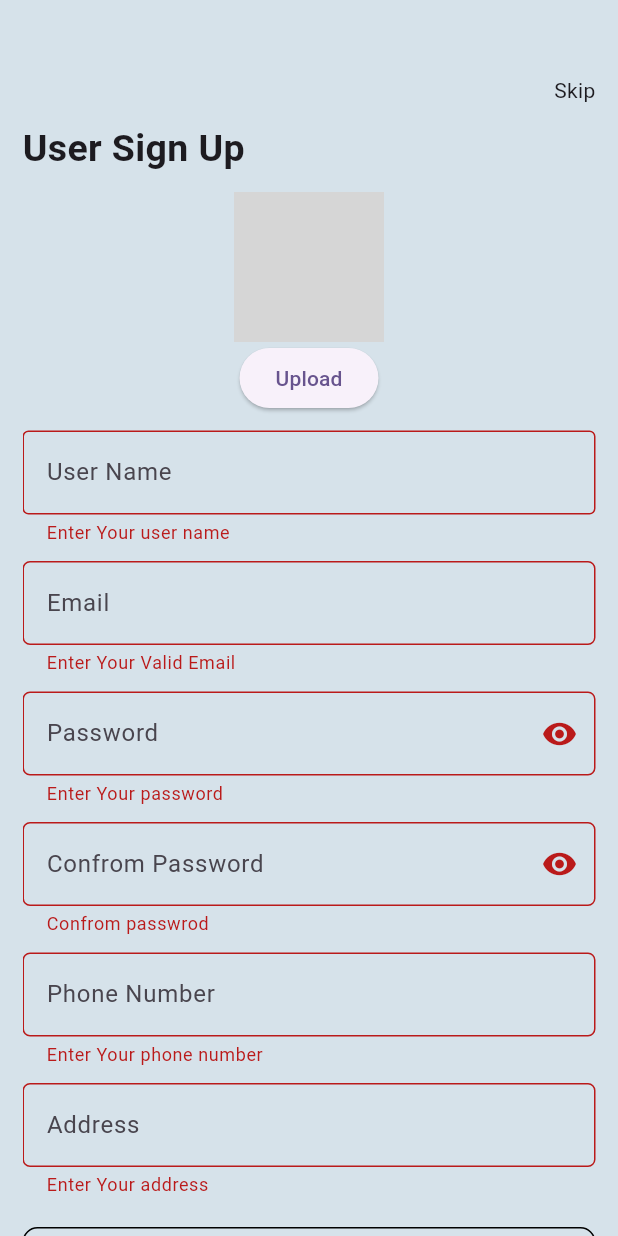
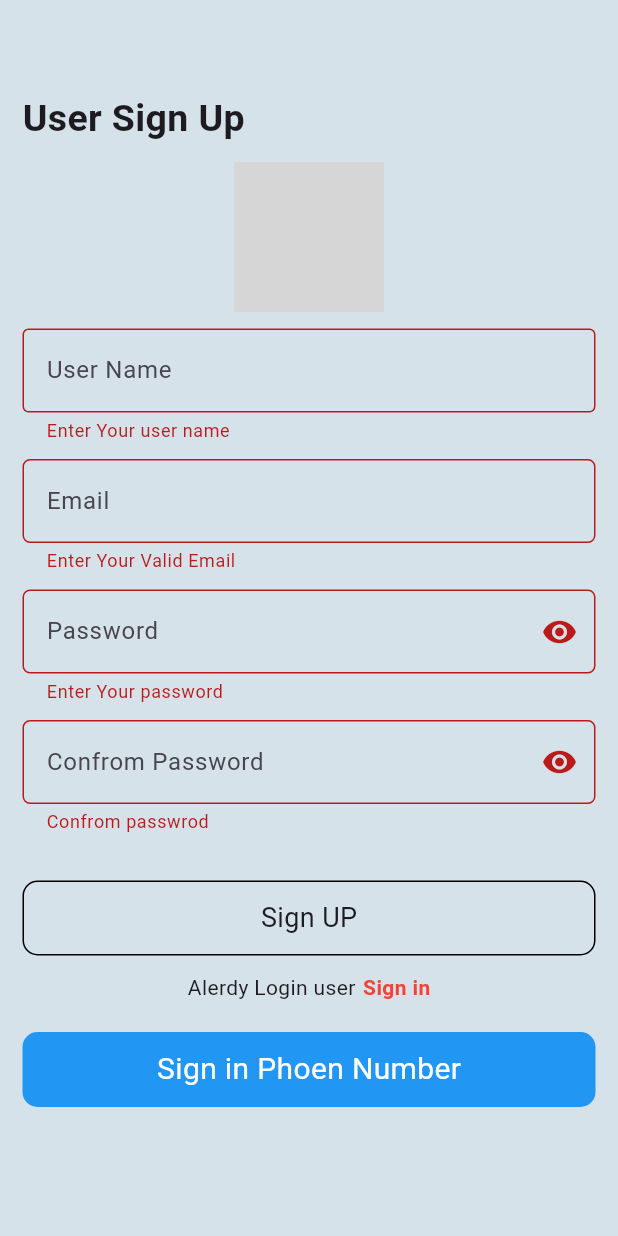
Before and after one commit to Mukeshkachchhawah/firebase_todo, a Flutter app: the screen it shows after launch, after a tap on "Sign UP", on a phone screen of 412 x 824 dp. Run offline on Flutter 3.47's test engine with Material 2 defaults, Android fonts, the phone set to English and light mode, and no system bars; our stand-ins replace cloud_firestore, firebase_auth, firebase_core, firebase_storage, flutter_otp_text_field, google_sign_in and 4 more; missing offline and left inert: flutter_facebook_auth; accounts and stored records are empty; network calls fail; grey boxes are pictures that could not be loaded.

Commit message:
create profile page & gallery,camera picker upload pic

```diff
--- a/lib/main.dart
+++ b/lib/main.dart
@@ -4,7 +4,6 @@ import 'package:firebase_todo_ui/provider/provider.dart';
 import 'package:flutter/material.dart';
 import 'package:provider/provider.dart';
 
-import 'screens/image_pic.dart';
 import 'screens/onbording/splash_screens.dart';
 
 void main() async {
--- a/lib/screens/onbording/user_ccount/email_password/sign_up.dart
+++ b/lib/screens/onbording/user_ccount/email_password/sign_up.dart
@@ -1,3 +1,7 @@
+
+
+
+
 import 'dart:io';
 
 import 'package:cloud_firestore/cloud_firestore.dart';
@@ -28,7 +32,7 @@ class _SignUpUpState extends State<SignUp> {
   var passController = TextEditingController();
   var confromPasswrod = TextEditingController();
   var phoneNoController = TextEditingController();
-  var addressController = TextEditingController();
+
 
   bool isHide = false;
 
@@ -56,20 +60,7 @@ class _SignUpUpState extends State<SignUp> {
               // mainAxisAlignment: MainAxisAlignment.center,
               crossAxisAlignment: CrossAxisAlignment.start,
               children: [
-                Row(
-                  mainAxisAlignment: MainAxisAlignment.end,
-                  children: [
-                    InkWell(
-                        onTap: () {
-                          Navigator.push(
-                              context,
-                              MaterialPageRoute(
-                                builder: (context) => PhoneNumber(),
-                              ));
-                        },
-                        child: Text("Skip")),
-                  ],
-                ),
+
                 hSpacher(),
 
                 Text(
@@ -78,9 +69,16 @@ class _SignUpUpState extends State<SignUp> {
                 ),
 
                 hSpacher(),
-                UserProfile(),
-                hSpacher(),
-
+              Center(
+                child: Container(
+                  height: 100,
+                  width: 100,
+                  decoration: BoxDecoration(
+                    image: DecorationImage(image: NetworkImage("https://static.thenounproject.com/png/736670-200.png"))
+                  ),
+                ),
+              ),
+              hSpacher(),
                 /// Add User Form TextForm Fild
                 UserInput(),
                 hSpacher(mHeight: 20.0),
@@ -175,91 +173,20 @@ class _SignUpUpState extends State<SignUp> {
                     )
                   ],
                 )
-              ],
+
+             ,
+             hSpacher(mHeight: 20.0),
+             CustomContainer("Sign in Phoen Number", Colors.blue, () {
+               Navigator.push(
+                              context,
+                              MaterialPageRoute(
+                                builder: (context) => PhoneNumber(),
+                              ));
+              }) ],
             ),
           ),
         ),
       ),
-    );
-  }
-
-  Widget UserProfile() {
-    return Column(
-      children: [
-        Center(
-          child: InkWell(
-            onTap: () async {
-              var imgXFile =
-                  await ImagePicker().pickImage(source: ImageSource.gallery);
-              if (imgXFile != null) {
-                var croppedImgFile = await ImageCropper().cropImage(
-                  sourcePath: imgXFile.path,
-                  aspectRatioPresets: [
-                    CropAspectRatioPreset.square,
-                    CropAspectRatioPreset.ratio3x2,
-                    CropAspectRatioPreset.original,
-                    CropAspectRatioPreset.ratio4x3,
-                    CropAspectRatioPreset.ratio16x9
-                  ],
-                  uiSettings: [
-                    AndroidUiSettings(
-                        toolbarTitle: 'Cropper',
-                        toolbarColor: Colors.deepOrange,
-                        toolbarWidgetColor: Colors.white,
-                        initAspectRatio: CropAspectRatioPreset.original,
-                        lockAspectRatio: false),
-                    IOSUiSettings(
-                      title: 'Cropper',
-                    ),
-                    WebUiSettings(
-                      context: context,
-                    ),
-                  ],
-                );
-
-                if (croppedImgFile != null) {
-                  imgPath = croppedImgFile.path;
-                  setState(() {});
-                }
-                setState(() {});
-              }
-            },
-            child: imgPath != " "
-                ? Container(
-                    height: 100,
-                    width: 100,
-                    decoration: BoxDecoration(
-                        color: Colors.grey,
-                        shape: BoxShape.circle,
-                        image: DecorationImage(
-                            image: FileImage(File(imgPath)),
-                            fit: BoxFit.cover)),
-                  )
-                : Container(
-                    height: 100,
-                    width: 100,
-                    decoration: BoxDecoration(
-                        image: DecorationImage(
-                            image: NetworkImage(
-                                "https://encrypted-tbn0.gstatic.com/images?q=tbn:ANd9GcSzBpnouxDuF063trW5gZOyXtyuQaExCQVMYA&usqp=CAU"))),
-                  ),
-          ),
-        ),
-        ElevatedButton(
-            onPressed: () {
-              var timeMilisecond = DateTime.now().microsecondsSinceEpoch;
-              var uploadRef =
-                  storage.child("images/profile_pic/img_$timeMilisecond.jpg");
-
-              if (imgPath != "") {
-                /// upload
-                uploadRef
-                    .putFile(File(imgPath))
-                    .then((p0) => print("File Uploaded"));
-              }
-            },
-            child: Text("Upload"))
-      ],
     );
   }
 
@@ -341,34 +268,7 @@ class _SignUpUpState extends State<SignUp> {
                   OutlineInputBorder(borderRadius: BorderRadius.circular(5))),
         ),
         hSpacher(),
-        TextFormField(
-          controller: phoneNoController,
-          validator: (value) {
-            if (value!.isEmpty) {
-              return 'Enter Your phone number';
-            }
-            return null;
-          },
-          keyboardType: TextInputType.number,
-          decoration: InputDecoration(
-              hintText: "Phone Number",
-              border:
-                  OutlineInputBorder(borderRadius: BorderRadius.circular(5))),
-        ),
-        hSpacher(),
-        TextFormField(
-          controller: addressController,
-          validator: (value) {
-            if (value!.isEmpty) {
-              return 'Enter Your address';
-            }
-            return null;
-          },
-          decoration: InputDecoration(
-              hintText: "Address",
-              border:
-                  OutlineInputBorder(borderRadius: BorderRadius.circular(5))),
-        )
+
       ],
     );
   }
```
Also changed, not shown: lib/screens/home_page.dart (+33 -20 lines), lib/screens/image_pic.dart (deleted, +0 -137 lines), lib/screens/profile_pic/profile_pic.dart (added, +220 -0 lines).
